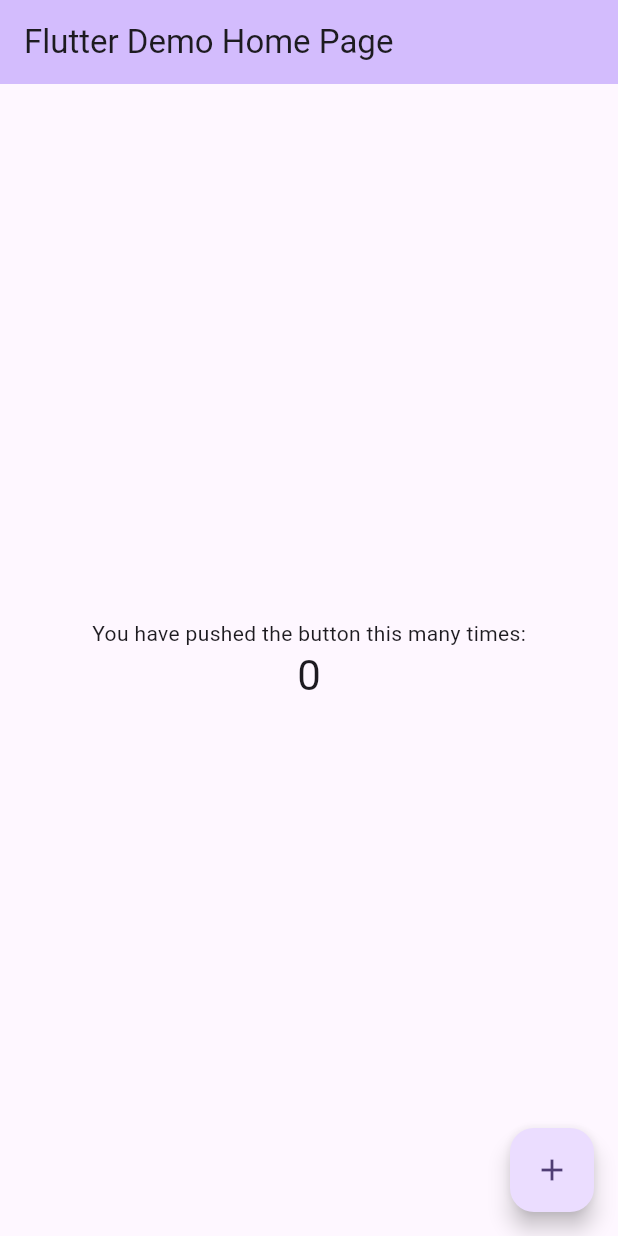
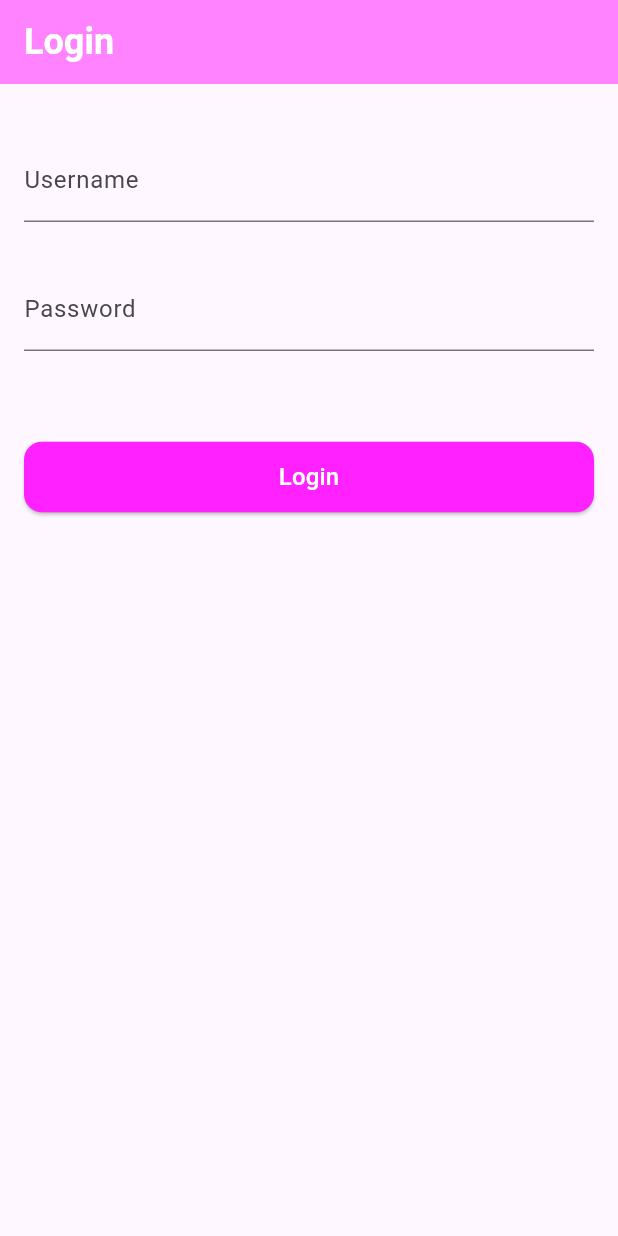
Before and after one commit to devinapoetri/Tugas-Praktikum-7-DPPB, a Flutter app: the screen it shows after launch, on a phone screen of 412 x 824 dp. Run offline on Flutter 3.47's test engine with Material 3 defaults, Android fonts, the phone set to English and light mode, and no system bars.

Commit message:
Tugas Praktikum Modul 8

```diff
--- a/lib/main.dart
+++ b/lib/main.dart
@@ -1,3 +1,8 @@
+import 'package:praktikum/hello_word.dart';
+import 'package:praktikum/column_widget.dart';
+import 'package:praktikum/row_widget.dart';
+import 'package:praktikum/ui/produk_form.dart';
+import 'package:praktikum/ui/login_form.dart';
 import 'package:flutter/material.dart';
 
 void main() {
@@ -5,118 +10,12 @@ void main() {
 }
 
 class MyApp extends StatelessWidget {
-  const MyApp({super.key});
-
-  // This widget is the root of your application.
+  const MyApp({Key? key}) : super(key: key);
   @override
   Widget build(BuildContext context) {
-    return MaterialApp(
-      title: 'Flutter Demo',
-      theme: ThemeData(
-        // This is the theme of your application.
-        //
-        // TRY THIS: Try running your application with "flutter run". You'll see
-        // the application has a purple toolbar. Then, without quitting the app,
-        // try changing the seedColor in the colorScheme below to Colors.green
-        // and then invoke "hot reload" (save your changes or press the "hot
-        // reload" button in a Flutter-supported IDE, or press "r" if you used
-        // the command line to start the app).
-        //
-        // Notice that the counter didn't reset back to zero; the application
-        // state is not lost during the reload. To reset the state, use hot
-        // restart instead.
-        //
-        // This works for code too, not just values: Most code changes can be
-        // tested with just a hot reload.
-        colorScheme: ColorScheme.fromSeed(seedColor: Colors.deepPurple),
-      ),
-      home: const MyHomePage(title: 'Flutter Demo Home Page'),
+    return const MaterialApp(
+      title: "Aplikasi Flutter Pertama",
+      home: LoginForm(),
     );
   }
 }
-
-class MyHomePage extends StatefulWidget {
-  const MyHomePage({super.key, required this.title});
-
-  // This widget is the home page of your application. It is stateful, meaning
-  // that it has a State object (defined below) that contains fields that affect
-  // how it looks.
-
-  // This class is the configuration for the state. It holds the values (in this
-  // case the title) provided by the parent (in this case the App widget) and
-  // used by the build method of the State. Fields in a Widget subclass are
-  // always marked "final".
-
-  final String title;
-
-  @override
-  State<MyHomePage> createState() => _MyHomePageState();
-}
-
-class _MyHomePageState extends State<MyHomePage> {
-  int _counter = 0;
-
-  void _incrementCounter() {
-    setState(() {
-      // This call to setState tells the Flutter framework that something has
-      // changed in this State, which causes it to rerun the build method below
-      // so that the display can reflect the updated values. If we changed
-      // _counter without calling setState(), then the build method would not be
-      // called again, and so nothing would appear to happen.
-      _counter++;
-    });
-  }
-
-  @override
-  Widget build(BuildContext context) {
-    // This method is rerun every time setState is called, for instance as done
-    // by the _incrementCounter method above.
-    //
-    // The Flutter framework has been optimized to make rerunning build methods
-    // fast, so that you can just rebuild anything that needs updating rather
-    // than having to individually change instances of widgets.
-    return Scaffold(
-      appBar: AppBar(
-        // TRY THIS: Try changing the color here to a specific color (to
-        // Colors.amber, perhaps?) and trigger a hot reload to see the AppBar
-        // change color while the other colors stay the same.
-        backgroundColor: Theme.of(context).colorScheme.inversePrimary,
-        // Here we take the value from the MyHomePage object that was created by
-        // the App.build method, and use it to set our appbar title.
-        title: Text(widget.title),
-      ),
-      body: Center(
-        // Center is a layout widget. It takes a single child and positions it
-        // in the middle of the parent.
-        child: Column(
-          // Column is also a layout widget. It takes a list of children and
-          // arranges them vertically. By default, it sizes itself to fit its
-          // children horizontally, and tries to be as tall as its parent.
-          //
-          // Column has various properties to control how it sizes itself and
-          // how it positions its children. Here we use mainAxisAlignment to
-          // center the children vertically; the main axis here is the vertical
-          // axis because Columns are vertical (the cross axis would be
-          // horizontal).
-          //
-          // TRY THIS: Invoke "debug painting" (choose the "Toggle Debug Paint"
-          // action in the IDE, or press "p" in the console), to see the
-          // wireframe for each widget.
-          mainAxisAlignment: MainAxisAlignment.center,
-          children: <Widget>[
-            const Text('You have pushed the button this many times:'),
-            Text(
-              '$_counter',
-              style: Theme.of(context).textTheme.headlineMedium,
-            ),
-          ],
-        ),
-      ),
-      floatingActionButton: FloatingActionButton(
-        onPressed: _incrementCounter,
-        tooltip: 'Increment',
-        child: const Icon(Icons.add),
-      ), // This trailing comma makes auto-formatting nicer for build methods.
-    );
-  }
-}
--- /dev/null
+++ b/lib/ui/login_form.dart
@@ -0,0 +1,76 @@
+import 'package:flutter/material.dart';
+
+class LoginForm extends StatefulWidget {
+  const LoginForm({Key? key}) : super(key: key);
+  @override
+  _LoginFormState createState() => _LoginFormState();
+}
+
+class _LoginFormState extends State<LoginForm> {
+  final _usernameController = TextEditingController();
+  final _passwordController = TextEditingController();
+  @override
+  Widget build(BuildContext context) {
+    return Scaffold(
+      appBar: AppBar(
+        title: const Text('Login'),
+        titleTextStyle: const TextStyle(
+          color: Colors.white,
+          fontSize: 24,
+          fontWeight: FontWeight.bold,
+        ),
+        backgroundColor: const Color.fromARGB(255, 255, 131, 255),
+      ),
+      body: SingleChildScrollView(
+        child: Padding(
+          padding: const EdgeInsets.all(16.0),
+          child: Column(
+            crossAxisAlignment: CrossAxisAlignment.stretch,
+            children: [
+              const SizedBox(height: 20),
+              TextField(
+                controller: _usernameController,
+                decoration: const InputDecoration(
+                  labelText: "Username",
+                  border: UnderlineInputBorder(),
+                ),
+              ),
+              const SizedBox(height: 30),
+              TextField(
+                controller: _passwordController,
+                decoration: const InputDecoration(
+                  labelText: "Password",
+                  border: UnderlineInputBorder(),
+                ),
+              ),
+              const SizedBox(height: 60),
+              ElevatedButton(
+                onPressed: () {
+                  // Aksi simpan
+                  print('Kode Produk: ${_usernameController.text}');
+                  print('Nama Produk: ${_passwordController.text}');
+                },
+                style: ElevatedButton.styleFrom(
+                  backgroundColor: const Color.fromARGB(255, 255, 33, 255),
+                  foregroundColor: Colors.white,
+                  padding: const EdgeInsets.symmetric(vertical: 12),
+                  shape: RoundedRectangleBorder(
+                    borderRadius: BorderRadius.circular(12),
+                  ),
+                ),
+                child: const Text('Login', style: TextStyle(fontSize: 16)),
+              ),
+            ],
+          ),
+        ),
+      ),
+    );
+  }
+
+  @override
+  void dispose() {
+    _usernameController.dispose();
+    _passwordController.dispose();
+    super.dispose();
+  }
+}
```
Also changed, not shown: lib/column_widget.dart (added, +19 -0 lines), lib/hello_word.dart (added, +11 -0 lines), lib/row_widget.dart (added, +19 -0 lines), lib/ui/produk_form.dart (added, +83 -0 lines).
